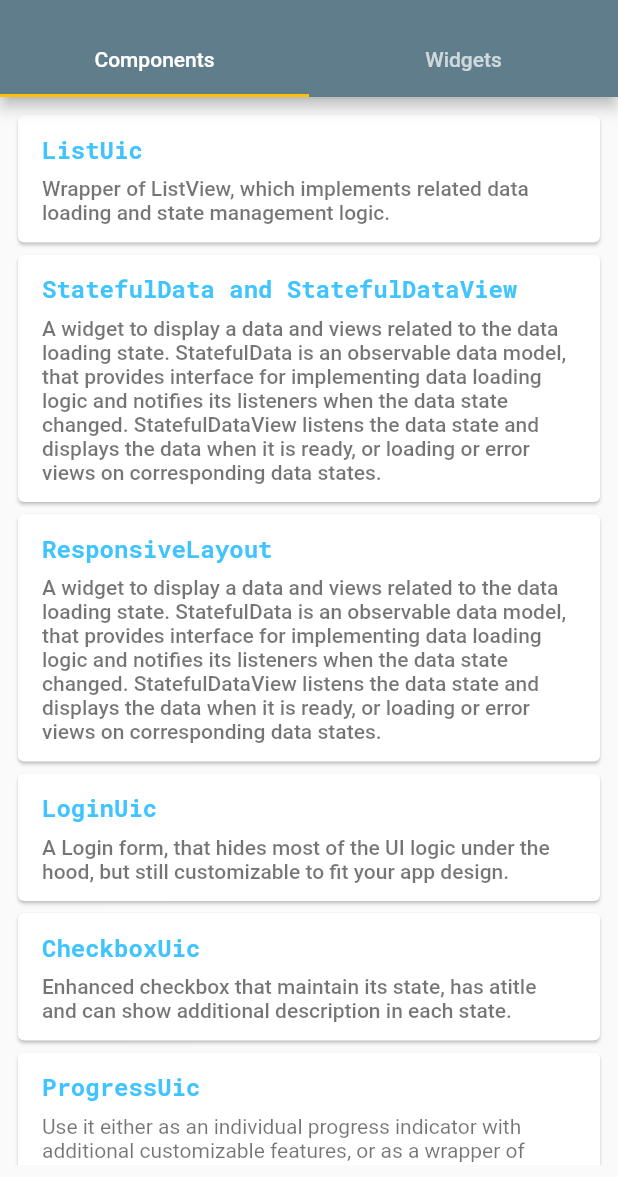
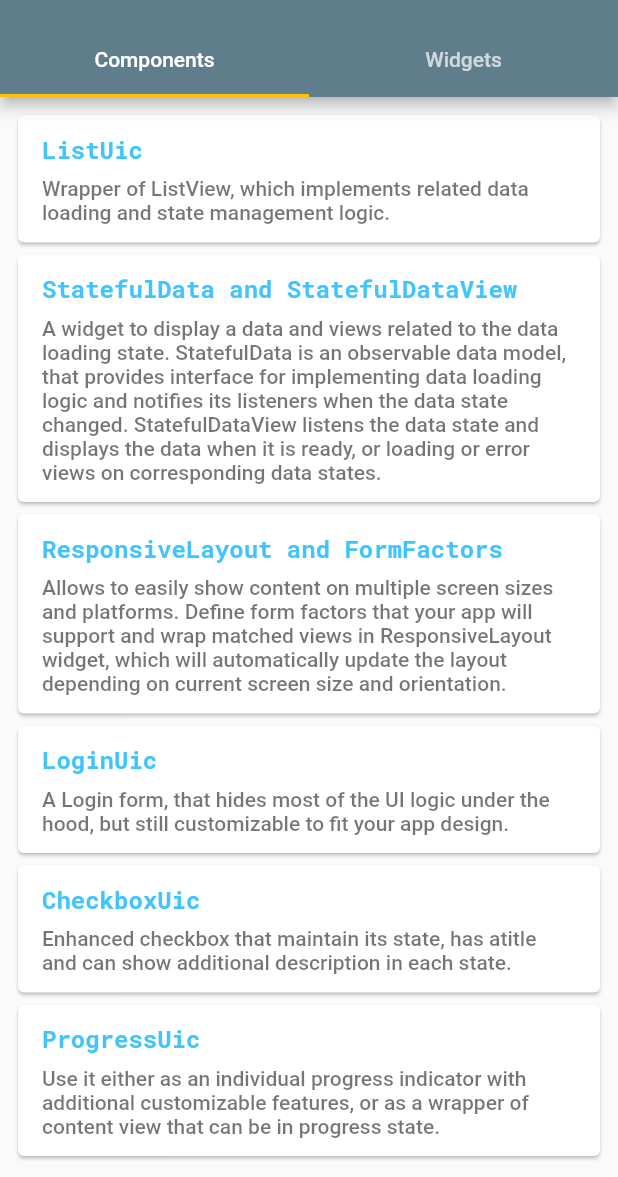
Before and after one commit to echedev/uic-flutter, a Flutter app: the screen it shows after launch, on a phone screen of 412 x 824 dp, the part 59-1236 px from its top. Run offline on Flutter 3.47's test engine with Material 2 defaults, Android fonts, the phone set to English and light mode, and no system bars; our stand-ins replace google_fonts.

Commit message:
Refactor project structure

```diff
--- a/example/lib/main.dart
+++ b/example/lib/main.dart
@@ -76,27 +76,11 @@ class _MyHomePageState extends State<MyHomePage> {
             children: [
               ListView(
                 children: <Widget>[
-                  Card(
-                    child: ListTile(
-                      contentPadding: const EdgeInsets.only(
-                          top: 8.0, bottom: 8.0, left: 16.0, right: 16.0),
-                      title: Text(
-                        'ListUic',
-                        style: GoogleFonts.robotoMono(
-                          fontWeight: FontWeight.bold,
-                          color: Colors.lightBlueAccent,
-                        ),
-                      ),
-                      subtitle: Padding(
-                        padding: const EdgeInsets.only(top: 8.0),
-                        child: Text(
+                  ComponentsItem(
+                    title: 'ListUic',
+                    subtitle:
                         'Wrapper of ListView, which implements related data '
                         'loading and state management logic.',
-                          style: Theme.of(context).textTheme.bodyText1?.copyWith(
-                                color: Colors.black54,
-                              ),
-                        ),
-                      ),
                     onTap: () {
                       Navigator.push(
                         context,
@@ -106,91 +90,38 @@ class _MyHomePageState extends State<MyHomePage> {
                       );
                     },
                   ),
-                  ),
-                  Card(
-                    child: ListTile(
-                      contentPadding: const EdgeInsets.only(
-                          top: 8.0, bottom: 8.0, left: 16.0, right: 16.0),
-                      title: Text(
-                        'StatefulData and StatefulDataView',
-                        style: GoogleFonts.robotoMono(
-                          fontWeight: FontWeight.bold,
-                          color: Colors.lightBlueAccent,
-                        ),
-                      ),
-                      subtitle: Padding(
-                        padding: const EdgeInsets.only(top: 8.0),
-                        child: Text(
+                  ComponentsItem(
+                    title: 'StatefulData and StatefulDataView',
+                    subtitle:
                         'A widget to display a data and views related to the data loading state. '
                         'StatefulData is an observable data model, that provides interface for implementing data loading logic and notifies its listeners when the data state changed. '
                         'StatefulDataView listens the data state and displays the data when it is ready, or loading or error views on corresponding data states.',
-                          style: Theme.of(context).textTheme.bodyText1?.copyWith(
-                                color: Colors.black54,
-                              ),
-                        ),
-                      ),
                     onTap: () {
                       Navigator.push(
                         context,
                         MaterialPageRoute(
-                              builder: (context) =>
-                                  UicStatefulDataViewScreen()),
+                            builder: (context) => UicStatefulDataViewScreen()),
                       );
                     },
                   ),
-                  ),
-                  Card(
-                    child: ListTile(
-                      contentPadding: const EdgeInsets.only(
-                          top: 8.0, bottom: 8.0, left: 16.0, right: 16.0),
-                      title: Text(
-                        'ResponsiveLayout',
-                        style: GoogleFonts.robotoMono(
-                          fontWeight: FontWeight.bold,
-                          color: Colors.lightBlueAccent,
-                        ),
-                      ),
-                      subtitle: Padding(
-                        padding: const EdgeInsets.only(top: 8.0),
-                        child: Text(
-                          'A widget to display a data and views related to the data loading state. '
-                              'StatefulData is an observable data model, that provides interface for implementing data loading logic and notifies its listeners when the data state changed. '
-                              'StatefulDataView listens the data state and displays the data when it is ready, or loading or error views on corresponding data states.',
-                          style: Theme.of(context).textTheme.bodyText1?.copyWith(
-                            color: Colors.black54,
-                          ),
-                        ),
-                      ),
+                  ComponentsItem(
+                    title: 'ResponsiveLayout and FormFactors',
+                    subtitle:
+                        'Allows to easily show content on multiple screen sizes and platforms. '
+                        'Define form factors that your app will support and wrap matched views in ResponsiveLayout widget, '
+                        'which will automatically update the layout depending on current screen size and orientation.',
                     onTap: () {
                       Navigator.push(
                         context,
                         MaterialPageRoute(
-                              builder: (context) =>
-                                  ResponsiveApp()),
+                            builder: (context) => ResponsiveApp()),
                       );
                     },
                   ),
-                  ),
-                  Card(
-                    child: ListTile(
-                      contentPadding: const EdgeInsets.only(
-                          top: 8.0, bottom: 8.0, left: 16.0, right: 16.0),
-                      title: Text(
-                        'LoginUic',
-                        style: GoogleFonts.robotoMono(
-                          fontWeight: FontWeight.bold,
-                          color: Colors.lightBlueAccent,
-                        ),
-                      ),
-                      subtitle: Padding(
-                        padding: const EdgeInsets.only(top: 8.0),
-                        child: Text(
+                  ComponentsItem(
+                    title: 'LoginUic',
+                    subtitle:
                         'A Login form, that hides most of the UI logic under the hood, but still customizable to fit your app design.',
-                          style: Theme.of(context).textTheme.bodyText1?.copyWith(
-                                color: Colors.black54,
-                              ),
-                        ),
-                      ),
                     onTap: () {
                       Navigator.push(
                         context,
@@ -200,28 +131,10 @@ class _MyHomePageState extends State<MyHomePage> {
                       );
                     },
                   ),
-                  ),
-                  Card(
-                    child: ListTile(
-                      contentPadding: const EdgeInsets.only(
-                          top: 8.0, bottom: 8.0, left: 16.0, right: 16.0),
-                      title: Text(
-                        'CheckboxUic',
-                        style: GoogleFonts.robotoMono(
-                          fontWeight: FontWeight.bold,
-                          color: Colors.lightBlueAccent,
-                        ),
-                      ),
-                      subtitle: Padding(
-                        padding: const EdgeInsets.only(top: 8.0),
-                        child: Text(
-                          'Enhanced checkbox that maintain its state, has a'
+                  ComponentsItem(
+                    title: 'CheckboxUic',
+                    subtitle: 'Enhanced checkbox that maintain its state, has a'
                         'title and can show additional description in each state.',
-                          style: Theme.of(context).textTheme.bodyText1?.copyWith(
-                                color: Colors.black54,
-                              ),
-                        ),
-                      ),
                     onTap: () {
                       Navigator.push(
                         context,
@@ -231,25 +144,12 @@ class _MyHomePageState extends State<MyHomePage> {
                       );
                     },
                   ),
-                  ),
-                  Card(
-                    child: ListTile(
-                      contentPadding: const EdgeInsets.only(
-                          top: 8.0, bottom: 8.0, left: 16.0, right: 16.0),
-                      title: Text(
-                        'ProgressUic',
-                        style: GoogleFonts.robotoMono(
-                          fontWeight: FontWeight.bold,
-                          color: Colors.lightBlueAccent,
-                        ),
-                      ),
-                      subtitle: Padding(
-                        padding: const EdgeInsets.only(top: 8.0),
-                        child: Text(
+                  ComponentsItem(
+                    title: 'ProgressUic',
+                    subtitle:
                         'Use it either as an individual progress indicator '
                         'with additional customizable features, or as a wrapper '
-                            'of content view that can be in progress state.'),
-                      ),
+                        'of content view that can be in progress state.',
                     onTap: () {
                       Navigator.push(
                         context,
@@ -258,7 +158,6 @@ class _MyHomePageState extends State<MyHomePage> {
                                 ProgressUicScreen(title: 'ProgressUic Demo')),
                       );
                     },
-                    ),
                   ),
                 ],
               ),
@@ -441,3 +340,47 @@ class _MyHomePageState extends State<MyHomePage> {
     );
   }
 }
+
+class ComponentsItem extends StatelessWidget {
+  const ComponentsItem({
+    Key? key,
+    required this.title,
+    required this.subtitle,
+    required this.onTap,
+  }) : super(key: key);
+
+  final String title;
+
+  final String subtitle;
+
+  final VoidCallback onTap;
+
+  @override
+  Widget build(BuildContext context) {
+    return Card(
+      child: ListTile(
+        contentPadding: const EdgeInsets.symmetric(
+          vertical: 8.0,
+          horizontal: 16.0,
+        ),
+        title: Text(
+          title,
+          style: GoogleFonts.robotoMono(
+            fontWeight: FontWeight.bold,
+            color: Colors.lightBlueAccent,
+          ),
+        ),
+        subtitle: Padding(
+          padding: const EdgeInsets.only(top: 8.0),
+          child: Text(
+            subtitle,
+            style: Theme.of(context).textTheme.bodyText1?.copyWith(
+                  color: Colors.black54,
+                ),
+          ),
+        ),
+        onTap: onTap,
+      ),
+    );
+  }
+}
--- a/example/lib/responsive_layout_screen.dart
+++ b/example/lib/responsive_layout_screen.dart
@@ -1,5 +1,5 @@
 import 'package:flutter/material.dart';
-import 'package:uic/responsive_layout/responsive_layout.dart';
+import 'package:uic/responsive_layout.dart';
 
 class ResponsiveApp extends StatelessWidget {
   const ResponsiveApp({
--- /dev/null
+++ b/lib/responsive_layout.dart
@@ -0,0 +1,5 @@
+library responsive_layout;
+
+export 'src/responsive_layout/form_factor.dart';
+export 'src/responsive_layout/form_factors.dart';
+export 'src/responsive_layout/responsive_layout_widget.dart';
--- a/lib/responsive_layout/responsive_layout.dart
+++ /dev/null
@@ -1,5 +0,0 @@
-library responsive_layout;
-
-export 'form_factor.dart';
-export 'form_factors.dart';
-export 'responsive_layout_widget.dart';
```
Also changed, not shown: lib/src/responsive_layout/form_factor.dart (renamed from lib/responsive_layout/form_factor.dart), lib/src/responsive_layout/form_factors.dart (renamed from lib/responsive_layout/form_factors.dart), lib/src/responsive_layout/responsive_layout_widget.dart (renamed from lib/responsive_layout/responsive_layout_widget.dart). Lines whose indentation alone changed are shown as unchanged.
